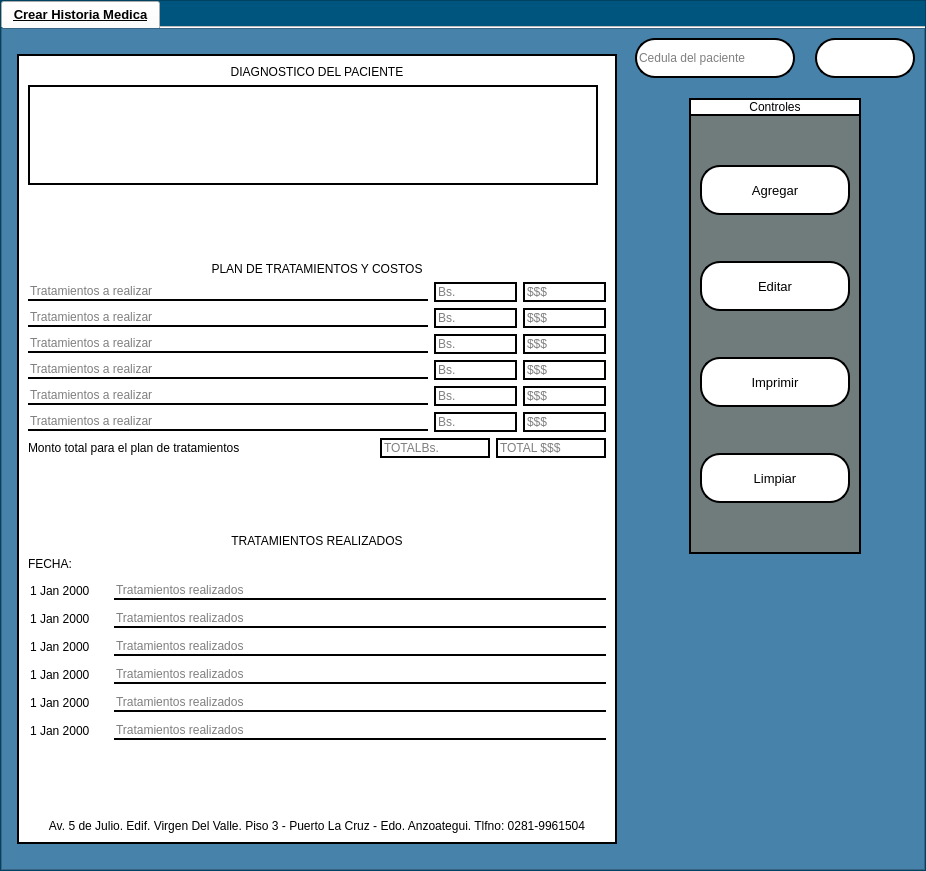
Old version of the form interfaces/salida.ui in the repository Reinaldito04/App-Consultas-y-Historias-Medicas.
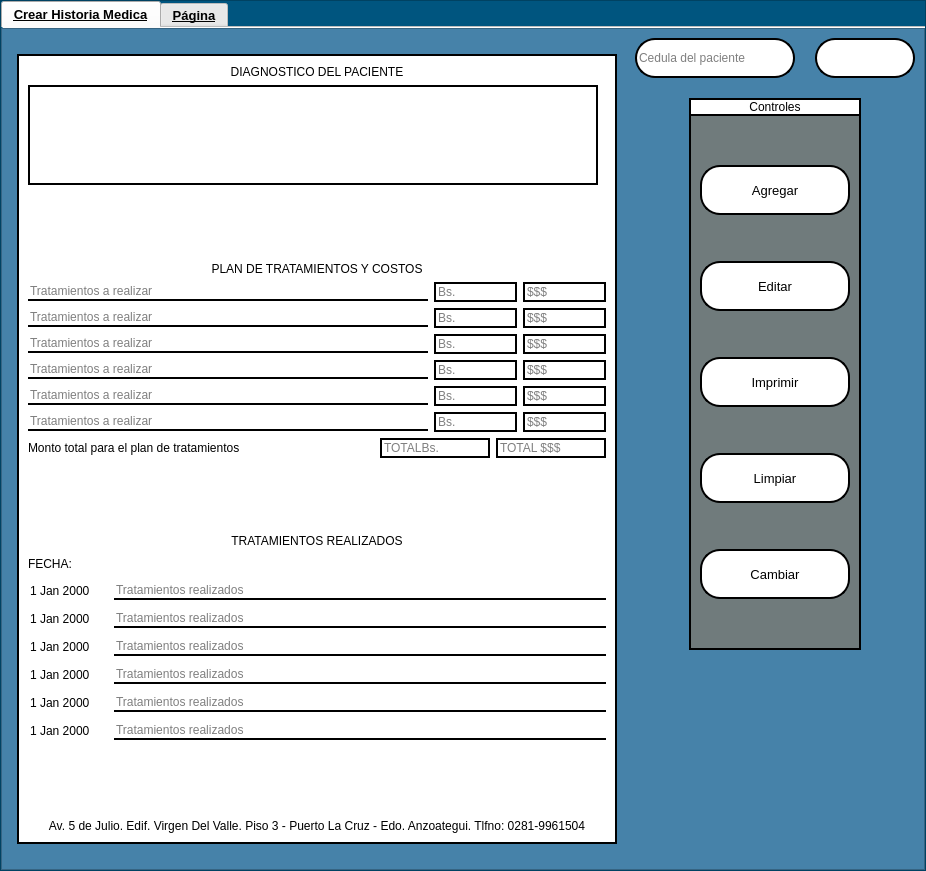
New version of the form. The open tabs and pages were chosen to show the change. Icons and pictures are not drawn.

Commit message: UI DE salida Y CAMBIO EN LA BDD

The edit to the form file:
```diff
--- a/interfaces/salida.ui
+++ b/interfaces/salida.ui
@@ -2076,6 +2076,49 @@
                                </property>
                               </spacer>
                              </item>
+                             <item>
+                              <widget class="QPushButton" name="btn_xd">
+                               <property name="minimumSize">
+                                <size>
+                                 <width>150</width>
+                                 <height>50</height>
+                                </size>
+                               </property>
+                               <property name="maximumSize">
+                                <size>
+                                 <width>150</width>
+                                 <height>50</height>
+                                </size>
+                               </property>
+                               <property name="font">
+                                <font>
+                                 <pointsize>10</pointsize>
+                                </font>
+                               </property>
+                               <property name="text">
+                                <string>Cambiar</string>
+                               </property>
+                               <property name="iconSize">
+                                <size>
+                                 <width>25</width>
+                                 <height>25</height>
+                                </size>
+                               </property>
+                              </widget>
+                             </item>
+                             <item>
+                              <spacer name="verticalSpacer_10">
+                               <property name="orientation">
+                                <enum>Qt::Vertical</enum>
+                               </property>
+                               <property name="sizeHint" stdset="0">
+                                <size>
+                                 <width>20</width>
+                                 <height>40</height>
+                                </size>
+                               </property>
+                              </spacer>
+                             </item>
                             </layout>
                            </item>
                           </layout>
@@ -2135,6 +2178,11 @@
            </item>
           </layout>
          </widget>
+         <widget class="QWidget" name="tab">
+          <attribute name="title">
+           <string>Página</string>
+          </attribute>
+         </widget>
         </widget>
        </item>
       </layout>
```
Left out of the diff: 2 changed lines with no effect on the pictures. The commit also changes 2 other files.
